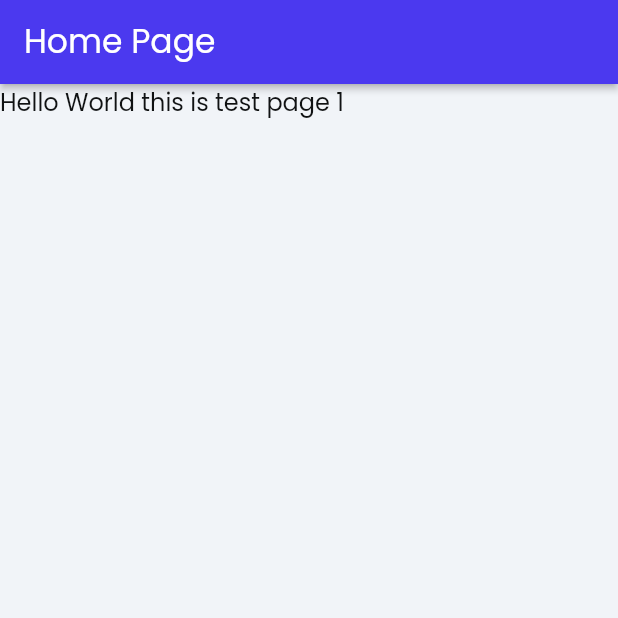
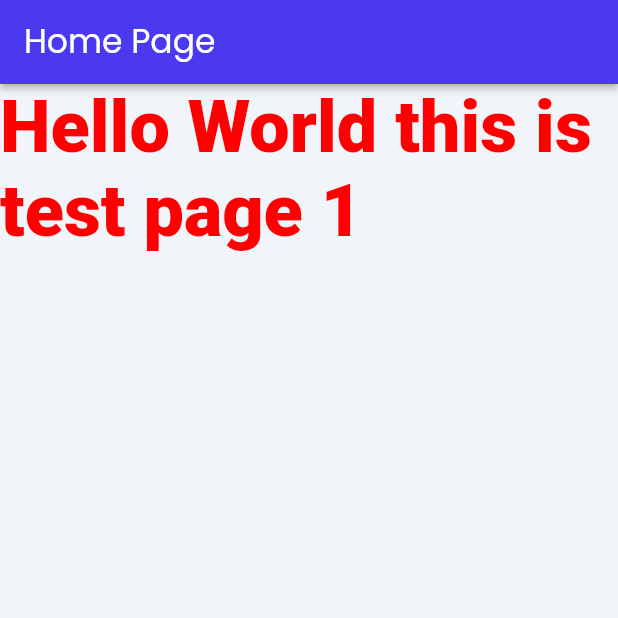
Before and after one commit to colinriche/twoblankpages, a Flutter app: the screen it shows after launch, on a phone screen of 412 x 824 dp, the top half of it. Run offline on Flutter 3.47's test engine with Material 2 defaults, Android fonts, the phone set to English and light mode, and no system bars; our stand-ins replace auto_size_text, font_awesome_flutter, from_css_color, go_router, google_fonts, page_transition and 2 more; missing offline and left inert: json_path.

Commit message:
colour change + font

```diff
--- a/lib/pages/home_page/home_page_widget.dart
+++ b/lib/pages/home_page/home_page_widget.dart
@@ -71,7 +71,12 @@ class _HomePageWidgetState extends State<HomePageWidget> {
                   },
                   child: Text(
                     'Hello World this is test page 1',
-                    style: FlutterFlowTheme.of(context).bodyText1,
+                    style: FlutterFlowTheme.of(context).bodyText1.override(
+                          fontFamily: 'Roboto',
+                          color: Color(0xFFFF0000),
+                          fontSize: 48.0,
+                          fontWeight: FontWeight.w900,
+                        ),
                   ),
                 ),
               ],
```
Also changed, not shown: assets/fonts/Roboto-Regular.ttf (added).
